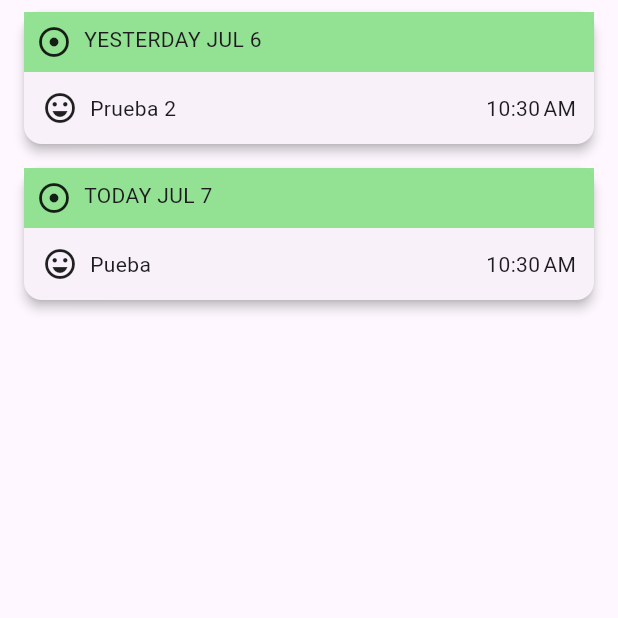
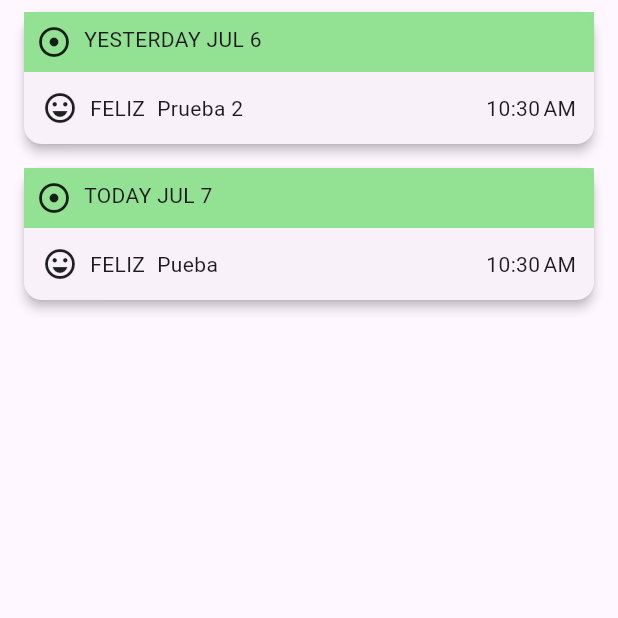
Before and after one commit to TLifeOfCris/JournalFlutterApp2, a Flutter app: the screen it shows after launch, on a phone screen of 412 x 824 dp, the top half of it. Run offline on Flutter 3.47's test engine with Material 3 defaults, Android fonts, the phone set to English and light mode, and no system bars; our stand-ins replace google_fonts.

Commit message:
Se completó la tarjeta de LISTVIEWMODEL

```diff
--- a/flutter_journal_app/lib/widgets/entry.dart
+++ b/flutter_journal_app/lib/widgets/entry.dart
@@ -1,5 +1,6 @@
 import 'package:flutter/material.dart';
 import 'package:flutter_journal_app/models/journy.dart';
+import 'package:flutter_journal_app/viewmodels/providerviewmodel.dart';
 import 'package:intl/intl.dart';
 
 
@@ -67,6 +68,8 @@ class EntryCard extends StatelessWidget {
                   //Text("Feliz", style: TextStyle(fontSize: 20),),
                   Icon(list.mood),
                   SizedBox(width: 8,),
+                  Text(getMoodLabel(list.mood)),
+                  SizedBox(width: 8.0,),
                   //content
                   //Text("Hola"),
                   Text(list.content),
```
